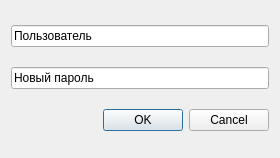
This is src/changepassword.ui in IlchenkoVasily/seye as Qt 5 draws it before an edit. The edited form follows.
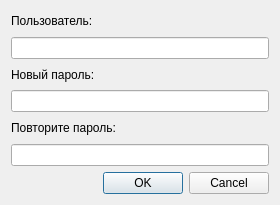
This is the edited form.

```diff
--- a/src/changepassword.ui
+++ b/src/changepassword.ui
@@ -7,28 +7,34 @@
     <x>0</x>
     <y>0</y>
     <width>280</width>
-    <height>158</height>
+    <height>205</height>
    </rect>
   </property>
   <property name="windowTitle">
    <string>Dialog</string>
   </property>
   <layout class="QGridLayout" name="gridLayout">
-   <item row="0" column="0">
-    <widget class="QLineEdit" name="lineEdit_3">
-     <property name="text">
-      <string>Пользователь</string>
-     </property>
-    </widget>
-   </item>
    <item row="1" column="0">
     <widget class="QLineEdit" name="lineEdit_2">
      <property name="text">
-      <string>Новый пароль</string>
+      <string/>
      </property>
+     <property name="readOnly">
+      <bool>true</bool>
+     </property>
     </widget>
    </item>
-   <item row="2" column="0">
+   <item row="3" column="0">
+    <widget class="QLineEdit" name="lineEditPassword">
+     <property name="text">
+      <string/>
+     </property>
+     <property name="echoMode">
+      <enum>QLineEdit::Password</enum>
+     </property>
+    </widget>
+   </item>
+   <item row="6" column="0">
     <widget class="QDialogButtonBox" name="buttonBox">
      <property name="orientation">
       <enum>Qt::Horizontal</enum>
@@ -38,6 +44,34 @@
      </property>
     </widget>
    </item>
+   <item row="0" column="0">
+    <widget class="QLabel" name="label">
+     <property name="text">
+      <string>Пользователь:</string>
+     </property>
+    </widget>
+   </item>
+   <item row="4" column="0">
+    <widget class="QLabel" name="label_3">
+     <property name="text">
+      <string>Повторите пароль:</string>
+     </property>
+    </widget>
+   </item>
+   <item row="2" column="0">
+    <widget class="QLabel" name="label_2">
+     <property name="text">
+      <string>Новый пароль:</string>
+     </property>
+    </widget>
+   </item>
+   <item row="5" column="0">
+    <widget class="QLineEdit" name="lineEditCheckPassword">
+     <property name="echoMode">
+      <enum>QLineEdit::Password</enum>
+     </property>
+    </widget>
+   </item>
   </layout>
  </widget>
  <resources/>
```
Left out of the diff: 4 changed lines with no effect on the pictures.
